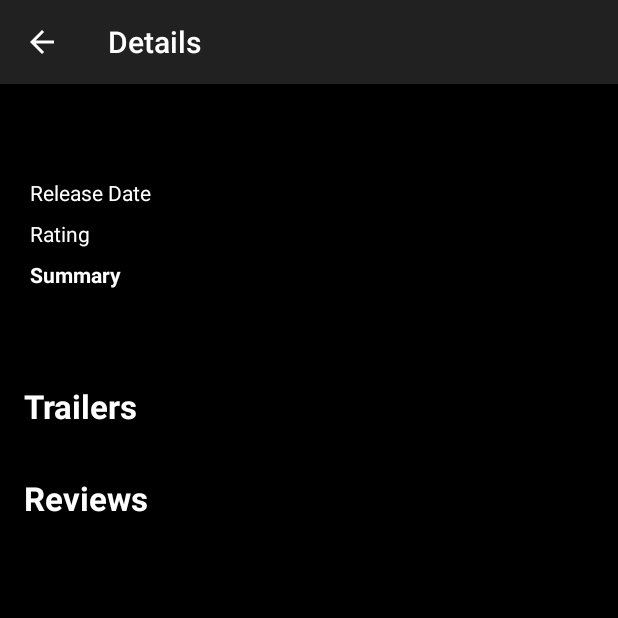
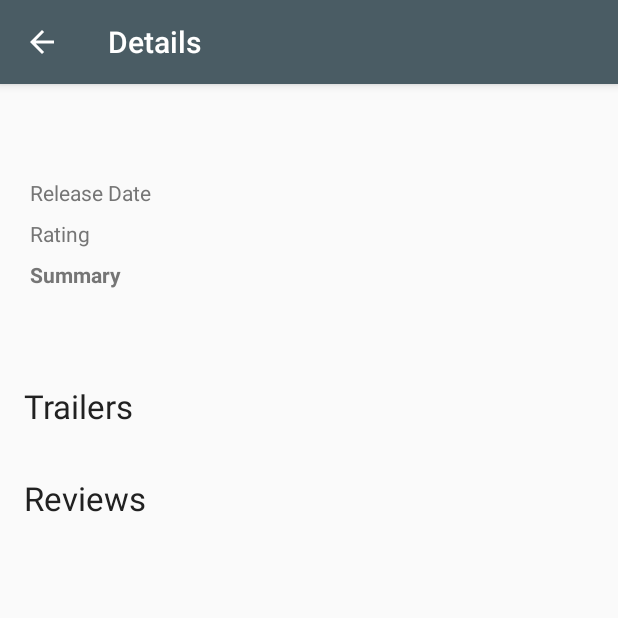
Before and after one commit to NishaShinde/UdacityAndroidProjects, an Android app: the DetailsActivity screen opened directly, with no data from a screen before it, on a phone screen of 412 x 824 dp, the top half of it. Run offline under Robolectric (Android 15) with nearby library versions, the phone set to English and light mode, and no system bars; our stand-ins replace Picasso, data binding; network calls fail; pictures from the network do not load.

Commit message:
Apply Light Colored Theme

```diff
--- a/app/src/main/AndroidManifest.xml
+++ b/app/src/main/AndroidManifest.xml
@@ -10,7 +10,7 @@
         android:icon="@mipmap/app_launcher_icon"
         android:label="@string/app_name"
         android:supportsRtl="true"
-        android:theme="@style/MyAppTheme">
+        android:theme="@style/AppTheme">
         <activity android:name=".MainActivity"
             android:launchMode="singleTop">
             <intent-filter>
--- a/app/src/main/java/com/example/android/popularmoviesapp/DetailsActivity.java
+++ b/app/src/main/java/com/example/android/popularmoviesapp/DetailsActivity.java
@@ -57,14 +57,13 @@ public class DetailsActivity extends AppCompatActivity {
     private void displayMovieDetails() {
 
         loadImage(mBinding.backdropImageView, myMovie.getBackdropPath(), true);
-
         String movie = myMovie.getFormattedTitle();
+        mBinding.backdropImageView.setContentDescription("Backdrop image of " + movie);
 
         mBinding.layoutMovieInfo.tvMovieName.setText(movie);
         mBinding.layoutMovieInfo.tvMovieOverview.setText(myMovie.getOverview());
         mBinding.layoutMovieInfo.tvMovieRating.setText(PopularMoviesUtils.formatRating(myMovie.getRating()));
         mBinding.layoutMovieInfo.tvMovieReleaseDate.setText(PopularMoviesUtils.formatReleaseDate(myMovie.getReleaseDate()));
 
-        mBinding.backdropImageView.setContentDescription("Backdrop of " + movie);
     }
 }
--- a/app/src/main/res/layout/activity_details.xml
+++ b/app/src/main/res/layout/activity_details.xml
@@ -6,7 +6,6 @@
         android:layout_width="match_parent"
         android:layout_height="match_parent"
         android:orientation="vertical"
-        android:background="@android:color/black"
         android:id="@+id/scrollView">
         <LinearLayout
             android:layout_width="match_parent"
--- a/app/src/main/res/layout/activity_main.xml
+++ b/app/src/main/res/layout/activity_main.xml
@@ -2,8 +2,7 @@
     xmlns:android="http://schemas.android.com/apk/res/android"
     xmlns:tools="http://schemas.android.com/tools"
     android:layout_height="match_parent"
-    android:layout_width="match_parent"
-    android:background="@android:color/black">
+    android:layout_width="match_parent">
 
     <android.support.v7.widget.RecyclerView xmlns:android="http://schemas.android.com/apk/res/android"
         android:id="@+id/rv_movies"
@@ -17,7 +16,7 @@
         android:layout_centerInParent="true"
         android:id="@+id/emptyTextView"
         tools:text="@string/no_internet"
-        android:textColor="@android:color/white"
+        android:textColor="@color/colorPrimaryText"
         android:textAppearance="@style/TextAppearance.AppCompat.Large"/>
 
     <ProgressBar
--- a/app/src/main/res/layout/movie_info.xml
+++ b/app/src/main/res/layout/movie_info.xml
@@ -6,15 +6,14 @@
         android:orientation="vertical"
         android:layout_width="match_parent"
         android:layout_height="wrap_content"
-        android:padding="16dp"
-        android:background="@android:color/background_dark">
+        android:padding="16dp">
 
         <TextView
             android:layout_width="match_parent"
             android:layout_height="wrap_content"
             android:id="@+id/tv_movie_name"
             android:padding="4dp"
-            android:textColor="@android:color/white"
+            android:textColor="@color/colorPrimaryText"
             android:gravity="center_vertical"
             android:textStyle="bold"
             android:textSize="25sp"
@@ -33,7 +32,7 @@
                 android:gravity="center_vertical"
                 android:layout_weight="1"
                 android:text="@string/release_date_label"
-                android:textColor="@android:color/white" />
+                android:textColor="@color/colorSecondaryText" />
 
             <TextView
                 android:id="@+id/tv_movie_release_date"
@@ -42,7 +41,7 @@
                 android:gravity="center_vertical"
                 android:layout_weight="3"
                 tools:text="@string/wonder_woman_release_date"
-                android:textColor="@android:color/white" />
+                android:textColor="@color/colorPrimaryText" />
 
         </LinearLayout>
 
@@ -59,7 +58,7 @@
                 android:layout_weight="1"
                 android:gravity="center_vertical"
                 android:text="Rating"
-                android:textColor="@android:color/white" />
+                android:textColor="@color/colorSecondaryText" />
 
             <TextView
                 android:id="@+id/tv_movie_rating"
@@ -68,7 +67,7 @@
                 android:layout_weight="3"
                 tools:text="@string/wonder_woman_rating"
                 android:gravity="center_vertical"
-                android:textColor="@android:color/white" />
+                android:textColor="@color/colorPrimaryText" />
 
         </LinearLayout>
 
@@ -77,14 +76,14 @@
             android:layout_height="wrap_content"
             android:text="Summary"
             android:padding="4dp"
-            android:textColor="@android:color/white"
+            android:textColor="@color/colorSecondaryText"
             android:textStyle="bold" />
 
         <TextView
             android:id="@+id/tv_movie_overview"
             android:layout_width="match_parent"
             android:layout_height="wrap_content"
-            android:textColor="@android:color/white"
+            android:textColor="@color/colorPrimaryText"
             android:padding="4dp"
             tools:text="@string/wonder_woman_overview" />
 
--- a/app/src/main/res/layout/reviews.xml
+++ b/app/src/main/res/layout/reviews.xml
@@ -5,8 +5,7 @@
         android:orientation="vertical"
         android:layout_width="match_parent"
         android:layout_height="match_parent"
-        android:padding="16dp"
-        android:background="@android:color/background_dark">
+        android:padding="16dp">
 
         <TextView
             android:layout_width="match_parent"
@@ -14,8 +13,7 @@
             android:text="Reviews"
             android:id="@+id/tv_reviews_label"
             android:gravity="center_vertical"
-            android:textColor="@android:color/white"
-            android:textStyle="bold"
+            android:textColor="@color/colorPrimaryText"
             style="@style/TextAppearance.AppCompat.Large"/>
 
         <android.support.v7.widget.RecyclerView
--- a/app/src/main/res/layout/trailers.xml
+++ b/app/src/main/res/layout/trailers.xml
@@ -5,8 +5,7 @@
         android:orientation="vertical"
         android:layout_width="match_parent"
         android:layout_height="match_parent"
-        android:padding="16dp"
-        android:background="@android:color/background_dark">
+        android:padding="16dp">
 
         <TextView
             android:layout_width="match_parent"
@@ -14,8 +13,7 @@
             android:text="Trailers"
             android:id="@+id/tv_trailers_label"
             android:gravity="center_vertical"
-            android:textColor="@android:color/white"
-            android:textStyle="bold"
+            android:textColor="@color/colorPrimaryText"
             style="@style/TextAppearance.AppCompat.Large"/>
 
         <android.support.v7.widget.RecyclerView
--- a/app/src/main/res/values/colors.xml
+++ b/app/src/main/res/values/colors.xml
@@ -1,8 +1,13 @@
 <?xml version="1.0" encoding="utf-8"?>
 <resources>
-    <color name="colorPrimary">#3F51B5</color>
-    <color name="colorPrimaryDark">#303F9F</color>
-    <color name="colorAccent">#FF4081</color>
-    <color name="black_overlay">#66000000</color>
-    <color name="colorBackgroundLight">#00796B</color>
+    <color name="colorPrimary">#4a5c64</color>
+    <color name="colorPrimaryDark">#141d22</color>
+    <color name="colorPrimaryLight">#CFD8DC</color>
+
+    <color name="colorAccent">#03A9F4</color>
+
+    <color name="colorPrimaryText">#212121</color>
+    <color name="colorSecondaryText">#757575</color>
+    <color name="colorDivider">#BDBDBD</color>
+    <color name="accent_material_dark">#16b1f6</color>
 </resources>
--- a/app/src/main/res/values/styles.xml
+++ b/app/src/main/res/values/styles.xml
@@ -22,7 +22,7 @@
     </style>
 
     <style name="FullscreenActionBarStyle" parent="Widget.AppCompat.ActionBar">
-        <item name="android:background">@color/black_overlay</item>
+        <item name="android:background">@color/colorPrimary</item>
     </style>
 
 </resources>
```
